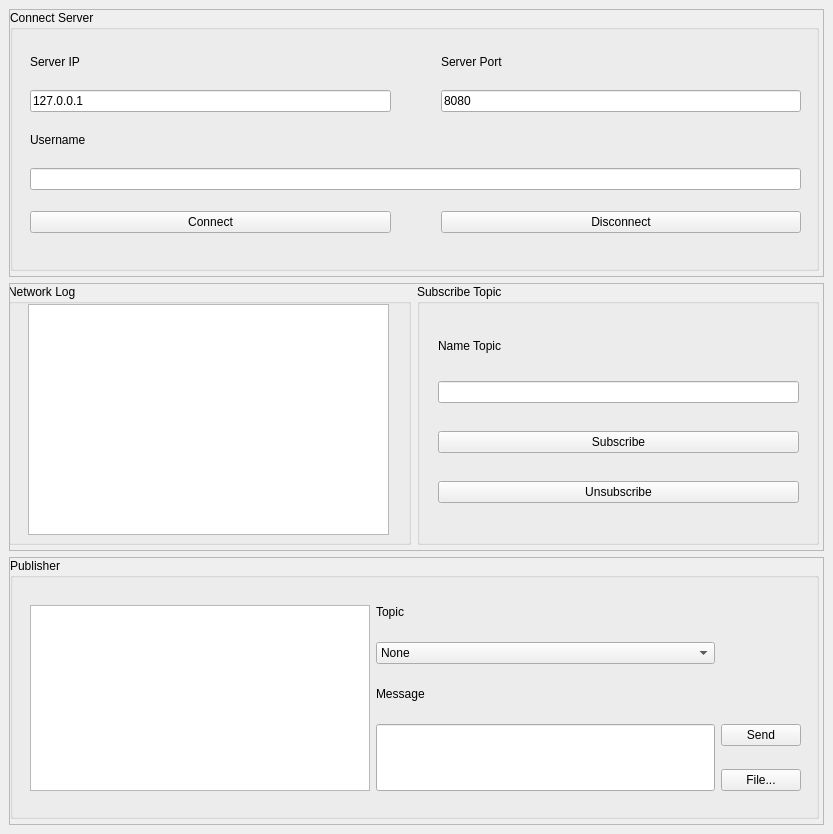
Qt form Client/mainwindow.ui (QuocAnhNguyen2005/network_programming) before a commit.
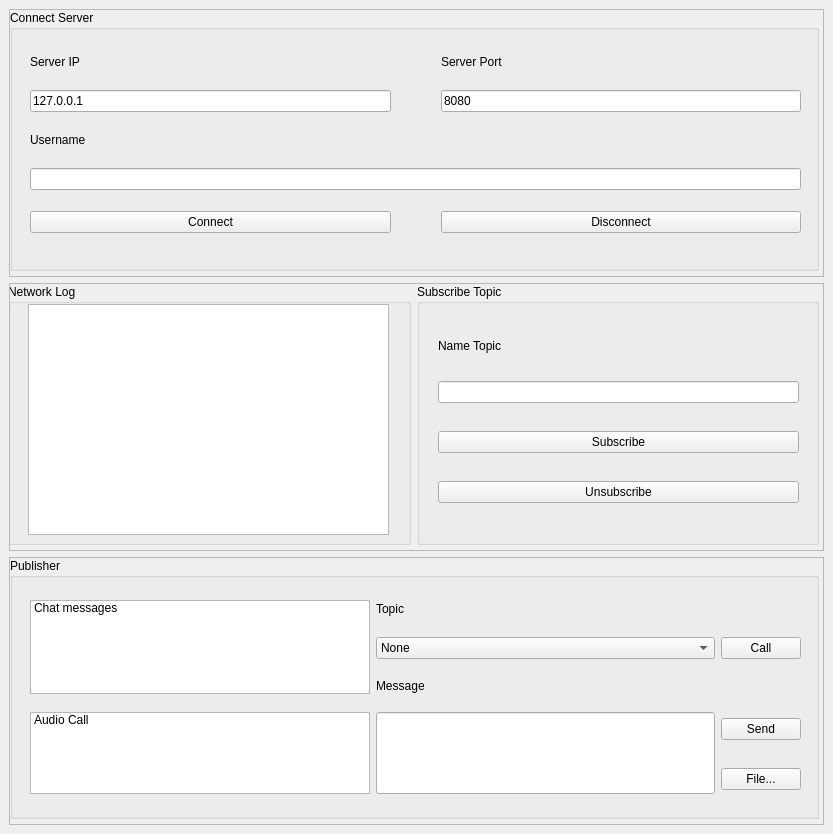
The same form after that commit.

Patch:
```diff
--- a/Client/mainwindow.ui
+++ b/Client/mainwindow.ui
@@ -294,7 +294,7 @@
           <property name="title">
            <string>Publisher </string>
           </property>
-          <widget class="QWidget" name="">
+          <widget class="QWidget" name="layoutWidget">
            <property name="geometry">
             <rect>
              <x>20</x>
@@ -304,9 +304,6 @@
             </rect>
            </property>
            <layout class="QGridLayout" name="gridLayout_3">
-            <item row="0" column="0" rowspan="5">
-             <widget class="QListWidget" name="listMessage"/>
-            </item>
             <item row="0" column="1">
              <widget class="QLabel" name="label_5">
               <property name="sizePolicy">
@@ -372,6 +369,31 @@
               </property>
              </widget>
             </item>
+            <item row="1" column="2">
+             <widget class="QPushButton" name="btnCall">
+              <property name="text">
+               <string>Call</string>
+              </property>
+             </widget>
+            </item>
+            <item row="0" column="0" rowspan="3">
+             <widget class="QListWidget" name="listMessage">
+              <item>
+               <property name="text">
+                <string>Chat messages</string>
+               </property>
+              </item>
+             </widget>
+            </item>
+            <item row="3" column="0" rowspan="2">
+             <widget class="QListWidget" name="listAudio">
+              <item>
+               <property name="text">
+                <string>Audio Call</string>
+               </property>
+              </item>
+             </widget>
+            </item>
            </layout>
           </widget>
          </widget>
```
Left out of the diff: 4 changed lines with no effect on the pictures.
